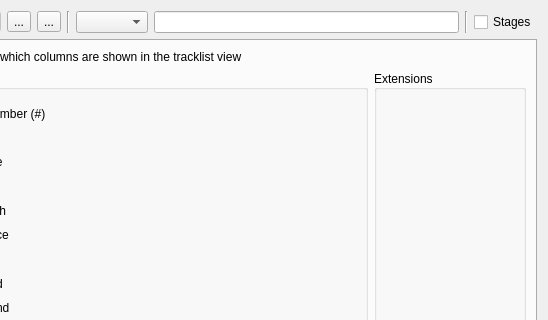
Before: the Qt Designer form src/ITrackEditWidget.ui in ntruchsess/QLandkarteGT, drawn with Qt 5; both pictures show x 94 to 642 and y 0 to 320 of the 642 by 421 pixel window.
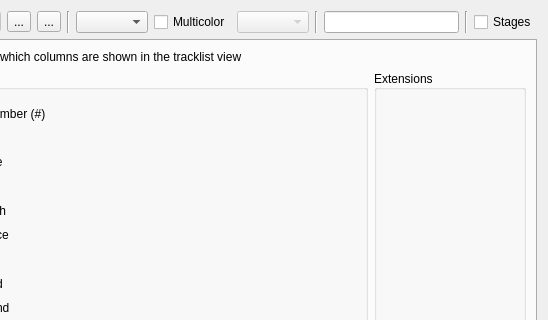
After: the same form once the commit is applied. The open tabs and pages were chosen to show the change. Icons and pictures are not drawn. Custom widgets are drawn as their Qt base class.

```diff
--- a/src/ITrackEditWidget.ui
+++ b/src/ITrackEditWidget.ui
@@ -130,6 +130,27 @@
      <item>
       <widget class="QComboBox" name="comboColor"/>
      </item>
+     <item>
+      <widget class="QCheckBox" name="checkMultiColor">
+       <property name="text">
+        <string>Multicolor</string>
+       </property>
+      </widget>
+     </item>
+     <item>
+      <widget class="QComboBox" name="comboMultiColor">
+       <property name="enabled">
+        <bool>false</bool>
+       </property>
+      </widget>
+     </item>
+     <item>
+      <widget class="Line" name="line_2">
+       <property name="orientation">
+        <enum>Qt::Vertical</enum>
+       </property>
+      </widget>
+     </item>
      <item>
       <widget class="QLineEdit" name="lineName">
        <property name="toolTip">
```
Left out of the diff: 4 changed lines with no effect on the pictures.
